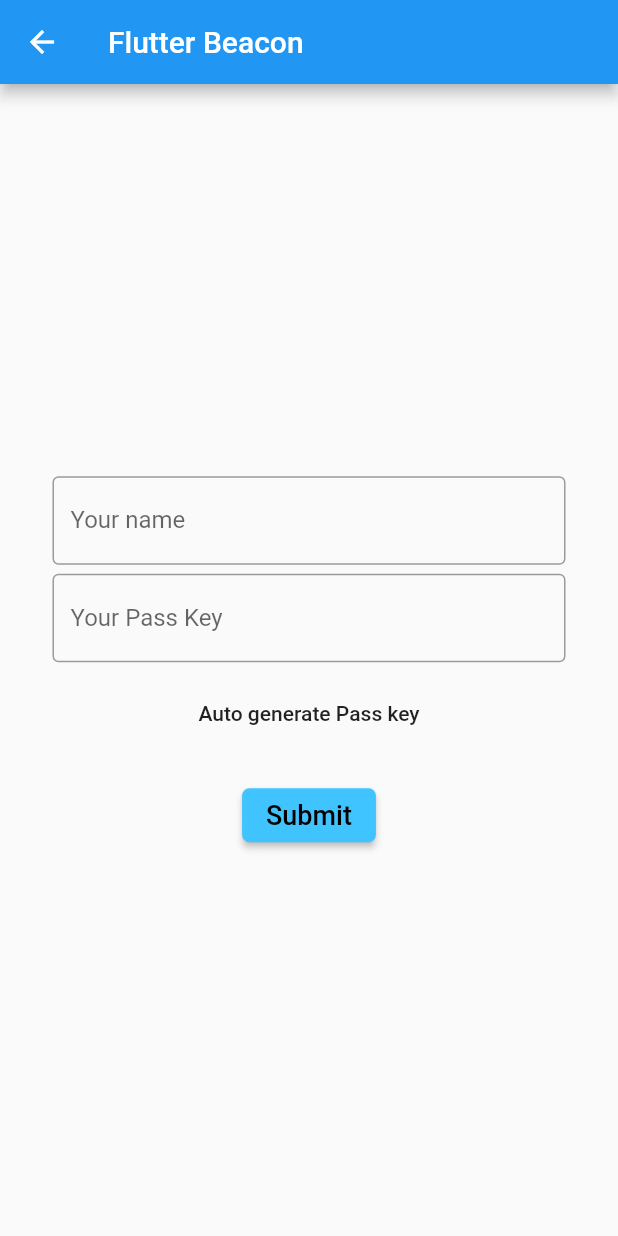
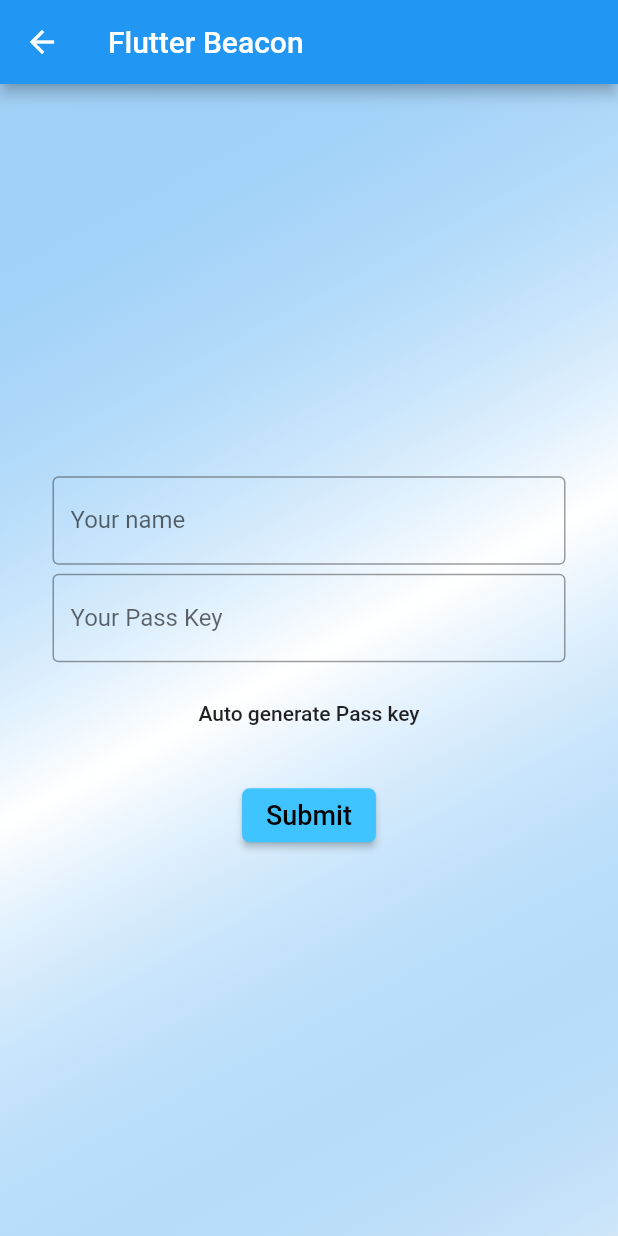
Before and after one commit to aadarsh-patel/flutter_beacon, a Flutter app: the screen it shows after launch, after a tap on an icon or button, on a phone screen of 412 x 824 dp. Run offline on Flutter 3.47's test engine with Material 2 defaults, Android fonts, the phone set to English and light mode, and no system bars; our stand-ins replace cloud_firestore, flutter_map, latlong, location, random_string; accounts and stored records are empty.

Commit message:
UI Changes

```diff
--- a/lib/main.dart
+++ b/lib/main.dart
@@ -13,6 +13,7 @@ class MyApp extends StatelessWidget {
   Widget build(BuildContext context) {
     return MaterialApp(
       theme: ThemeData(
+        fontFamily: 'Roboto',
         primarySwatch: Colors.blue,
       ),
       initialRoute: '/',
--- a/lib/screens/form.dart
+++ b/lib/screens/form.dart
@@ -24,6 +24,13 @@ class _MyFormState extends State<MyForm> {
         title: Text('Flutter Beacon'),
       ),
       body: Container(
+        decoration: BoxDecoration(
+          gradient: LinearGradient(
+            colors: [Colors.blue.withOpacity(0.4), Colors.white, Colors.blue.withOpacity(0.2)],
+            begin: Alignment.topLeft,
+            end: Alignment.bottomRight,
+          ),
+        ),
         padding: EdgeInsets.fromLTRB(30, 0, 30, 0),
         width: 420,
         child: Form(
--- a/lib/screens/home_page.dart
+++ b/lib/screens/home_page.dart
@@ -7,13 +7,21 @@ class HomePage extends StatelessWidget {
       appBar: AppBar(
         title: Text('Flutter Beacon'),
       ),
-      body: Column(
+      body: Container(
+        decoration: BoxDecoration(
+          gradient: LinearGradient(
+            colors: [Colors.blue.withOpacity(0.4), Colors.white, Colors.blue.withOpacity(0.2)],
+            begin: Alignment.topLeft,
+            end: Alignment.bottomRight,
+          ),
+        ),
+        child: Column(
           mainAxisAlignment: MainAxisAlignment.center,
           children: <Widget>[
             Center(
               child: Container(
-              width: MediaQuery.of(context).size.width*0.4,
-              height: MediaQuery.of(context).size.width*0.4,
+                width: MediaQuery.of(context).size.width * 0.4,
+                height: MediaQuery.of(context).size.width * 0.4,
                 child: Card(
                   color: Colors.lightBlueAccent,
                   elevation: 10,
@@ -21,7 +29,7 @@ class HomePage extends StatelessWidget {
                     color: Colors.lightBlueAccent,
                     child: Text(
                       'Host a\nbeacon',
-                    style: TextStyle(fontSize: 30),
+                      style: TextStyle(fontSize: 30,),
                     ),
                     onPressed: () => Navigator.pushNamed(context, '/form'),
                   ),
@@ -31,8 +39,8 @@ class HomePage extends StatelessWidget {
             SizedBox(height: 50),
             Center(
               child: Container(
-              width: MediaQuery.of(context).size.width*0.4,
-              height: MediaQuery.of(context).size.width*0.4,
+                width: MediaQuery.of(context).size.width * 0.4,
+                height: MediaQuery.of(context).size.width * 0.4,
                 child: Card(
                   color: Colors.lightBlueAccent,
                   elevation: 10,
@@ -49,6 +57,7 @@ class HomePage extends StatelessWidget {
             ),
           ],
         ),
+      ),
     );
   }
 }
```
Also changed, not shown: lib/screens/follow_beacon.dart (+12 -6 lines), lib/screens/host_beacon.dart (+56 -32 lines), lib/screens/popup_dialog.dart (+24 -16 lines), pubspec.yaml (+9 -11 lines), assets/fonts/Arvo-Bold.ttf (added), assets/fonts/Arvo-BoldItalic.ttf (added), assets/fonts/Arvo-Italic.ttf (added), assets/fonts/Arvo-Regular.ttf (added). Lines whose indentation alone changed are shown as unchanged.
